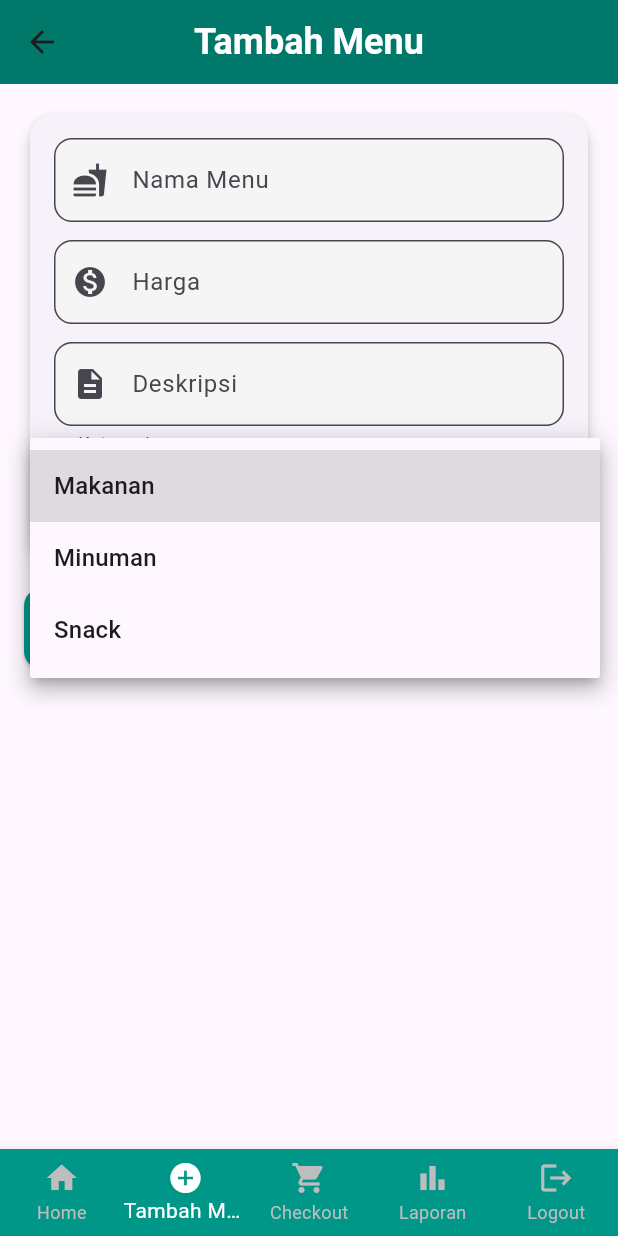
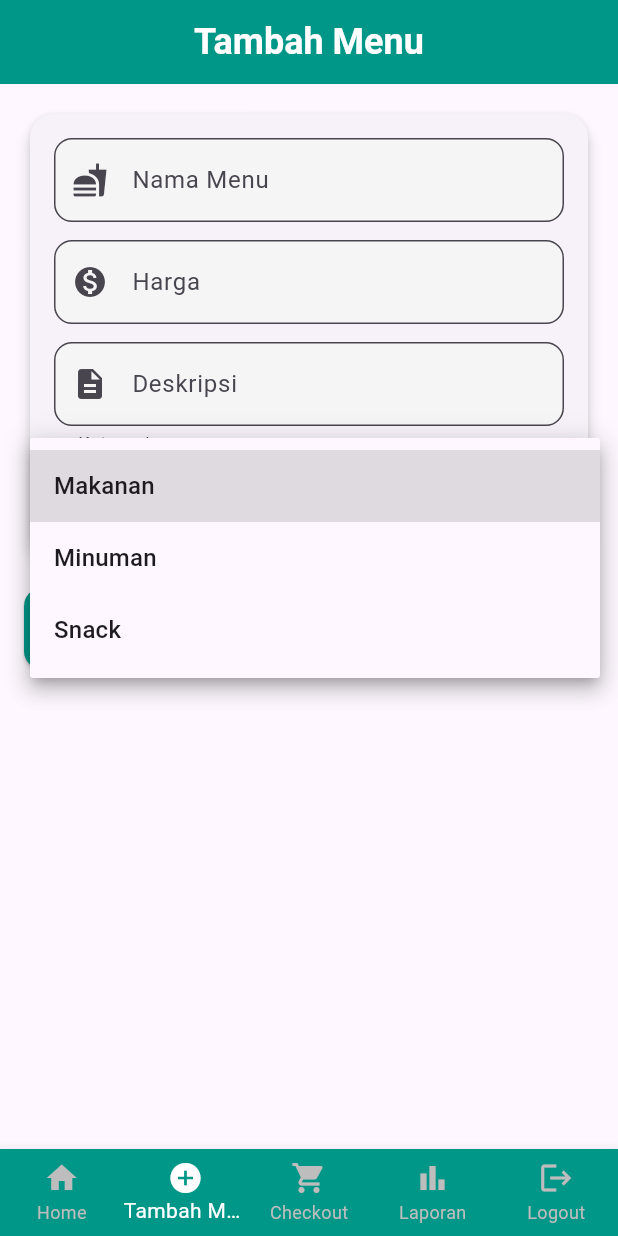
Before and after one commit to DanuCandra/pos, a Flutter app: the Checkout screen opened directly with empty values, item 2 of the bottom bar chosen, after a tap on "Makanan", on a phone screen of 412 x 824 dp. Run offline on Flutter 3.47's test engine with Material 3 defaults, Android fonts, the phone set to English and light mode, and no system bars; our stand-ins replace firebase_auth, firebase_core, sqflite; accounts and stored records are empty.

Commit message:
cantikin tampilan

```diff
--- a/lib/checkout.dart
+++ b/lib/checkout.dart
@@ -58,7 +58,8 @@ class CheckoutState extends State<Checkout> {
                   style: TextStyle(fontWeight: FontWeight.bold),
                 ),
               ),
-              content: Column(
+              content: SingleChildScrollView(
+                child: Column(
                   mainAxisSize: MainAxisSize.min,
                   children: [
                     ListTile(
@@ -84,6 +85,7 @@ class CheckoutState extends State<Checkout> {
                       ),
                     ),
                     if (_selectedPaymentMethod == 'Cash') ...[
+                      SizedBox(height: 10),
                       TextField(
                         controller: _priceController,
                         keyboardType: TextInputType.number,
@@ -127,6 +129,7 @@ class CheckoutState extends State<Checkout> {
                     ],
                   ],
                 ),
+              ),
               actions: [
                 TextButton(
                   onPressed: () => Navigator.pop(context),
@@ -143,7 +146,8 @@ class CheckoutState extends State<Checkout> {
                           final transaction = {
                             'date': DateTime.now().toIso8601String(),
                             'total': totalAmount,
-                            'payment_method': _selectedPaymentMethod ?? 'Unknown',
+                            'payment_method':
+                                _selectedPaymentMethod ?? 'Unknown',
                             'change': _changeAmount ?? 0,
                             'customer_cash': _customerCash ?? 0,
                           };
@@ -154,7 +158,8 @@ class CheckoutState extends State<Checkout> {
 
                           // Save the items related to this transaction
                           for (var item in widget.checkoutItems) {
-                            await DatabaseHelper.instance.insertTransactionItem({
+                            await DatabaseHelper.instance
+                                .insertTransactionItem({
                               'transaction_id': transactionId,
                               'menu_id': item['id'],
                               'quantity': item['quantity'],
@@ -175,7 +180,6 @@ class CheckoutState extends State<Checkout> {
                             _changeAmount = null;
                           });
 
-                          // Redirect to the laporan page after payment success
                           Navigator.pushReplacement(
                             context,
                             MaterialPageRoute(
@@ -200,22 +204,13 @@ class CheckoutState extends State<Checkout> {
   Widget build(BuildContext context) {
     return Scaffold(
       appBar: AppBar(
-        title: Row(
-          mainAxisAlignment: MainAxisAlignment.center,
-          children: [
-            Icon(Icons.shopping_cart, color: Colors.white),
-            SizedBox(width: 8),
-            Text(
+        title: Text(
           'Checkout',
-              style: TextStyle(
-                fontSize: 24,
-                fontWeight: FontWeight.bold,
-              ),
-            ),
-          ],
+          style: TextStyle(fontSize: 24, fontWeight: FontWeight.bold, color: Colors.white),
         ),
         backgroundColor: Colors.teal,
         centerTitle: true,
+        automaticallyImplyLeading: false,
       ),
       body: Column(
         children: [
@@ -232,20 +227,22 @@ class CheckoutState extends State<Checkout> {
                     itemBuilder: (context, index) {
                       final item = widget.checkoutItems[index];
                       return Card(
-                        margin: EdgeInsets.symmetric(horizontal: 12, vertical: 8),
+                        margin:
+                            EdgeInsets.symmetric(horizontal: 12, vertical: 8),
                         shape: RoundedRectangleBorder(
                           borderRadius: BorderRadius.circular(15),
                         ),
-                        shadowColor: Colors.black45,
                         elevation: 4,
                         child: ListTile(
                           leading: CircleAvatar(
                             backgroundColor: Colors.teal.shade100,
                             child: Icon(Icons.fastfood, color: Colors.teal),
                           ),
-                          title: Text(item['name'],
+                          title: Text(
+                            item['name'],
                             style: TextStyle(
-                                  fontSize: 18, fontWeight: FontWeight.bold)),
+                                fontSize: 18, fontWeight: FontWeight.bold),
+                          ),
                           subtitle: Text(
                             'Rp ${_currencyFormatter.format(item['price'])} x ${item['quantity']}',
                             style: TextStyle(fontSize: 16),
@@ -254,7 +251,8 @@ class CheckoutState extends State<Checkout> {
                             mainAxisSize: MainAxisSize.min,
                             children: [
                               IconButton(
-                                icon: Icon(Icons.remove_circle, color: Colors.red),
+                                icon: Icon(Icons.remove_circle,
+                                    color: Colors.red),
                                 onPressed: () {
                                   setState(() {
                                     if (item['quantity'] > 1) {
@@ -268,7 +266,8 @@ class CheckoutState extends State<Checkout> {
                               Text('${item['quantity']}',
                                   style: TextStyle(fontSize: 18)),
                               IconButton(
-                                icon: Icon(Icons.add_circle, color: Colors.green),
+                                icon:
+                                    Icon(Icons.add_circle, color: Colors.green),
                                 onPressed: () {
                                   setState(() {
                                     item['quantity']++;
@@ -314,48 +313,34 @@ class CheckoutState extends State<Checkout> {
         onTabTapped: (index) {
           if (index == 0) {
             Navigator.of(context).pushReplacement(
-              PageRouteBuilder(
-                pageBuilder: (context, animation, secondaryAnimation) =>
-                    Home(checkoutItems: widget.checkoutItems),
-                transitionDuration: Duration.zero,
-                reverseTransitionDuration: Duration.zero,
+              MaterialPageRoute(
+                builder: (context) => Home(checkoutItems: widget.checkoutItems),
               ),
             );
           } else if (index == 1) {
             Navigator.of(context).pushReplacement(
-              PageRouteBuilder(
-                pageBuilder: (context, animation, secondaryAnimation) =>
+              MaterialPageRoute(
+                builder: (context) =>
                     TambahMenu(checkoutItems: widget.checkoutItems),
-                transitionDuration: Duration.zero,
-                reverseTransitionDuration: Duration.zero,
               ),
             );
           } else if (index == 2) {
             Navigator.of(context).pushReplacement(
-              PageRouteBuilder(
-                pageBuilder: (context, animation, secondaryAnimation) =>
+              MaterialPageRoute(
+                builder: (context) =>
                     Checkout(checkoutItems: widget.checkoutItems),
-                transitionDuration: Duration.zero,
-                reverseTransitionDuration: Duration.zero,
               ),
             );
           } else if (index == 3) {
             Navigator.of(context).pushReplacement(
-              PageRouteBuilder(
-                pageBuilder: (context, animation, secondaryAnimation) =>
+              MaterialPageRoute(
+                builder: (context) =>
                     Laporan(checkoutItems: widget.checkoutItems),
-                transitionDuration: Duration.zero,
-                reverseTransitionDuration: Duration.zero,
               ),
             );
           } else if (index == 4) {
             Navigator.of(context).pushReplacement(
-              PageRouteBuilder(
-                pageBuilder: (context, animation, secondaryAnimation) =>
-                    LoginScreen(),
-                transitionDuration: Duration.zero,
-                reverseTransitionDuration: Duration.zero,
-              ),
+              MaterialPageRoute(builder: (context) => LoginScreen()),
             );
           }
         },
--- a/lib/tambahmenu.dart
+++ b/lib/tambahmenu.dart
@@ -60,10 +60,11 @@ class _TambahMenuState extends State<TambahMenu> {
       appBar: AppBar(
         title: const Text(
           'Tambah Menu',
-          style: TextStyle(fontSize: 24, fontWeight: FontWeight.bold, color: Colors.white),
+          style: TextStyle(fontSize: 24, fontWeight: FontWeight.bold, color: Colors.white,),
         ),
-        backgroundColor: Colors.teal[700],
+        backgroundColor: Colors.teal,
         centerTitle: true,
+         automaticallyImplyLeading: false,
       ),
       body: SingleChildScrollView(
         padding: const EdgeInsets.all(16.0),
```
Also changed, not shown: lib/deskripsi.dart (+20 -6 lines), lib/edit_makanan.dart (+124 -77 lines), lib/home.dart (+6 -4 lines), lib/laporan.dart (+45 -15 lines). Lines whose indentation alone changed are shown as unchanged.
